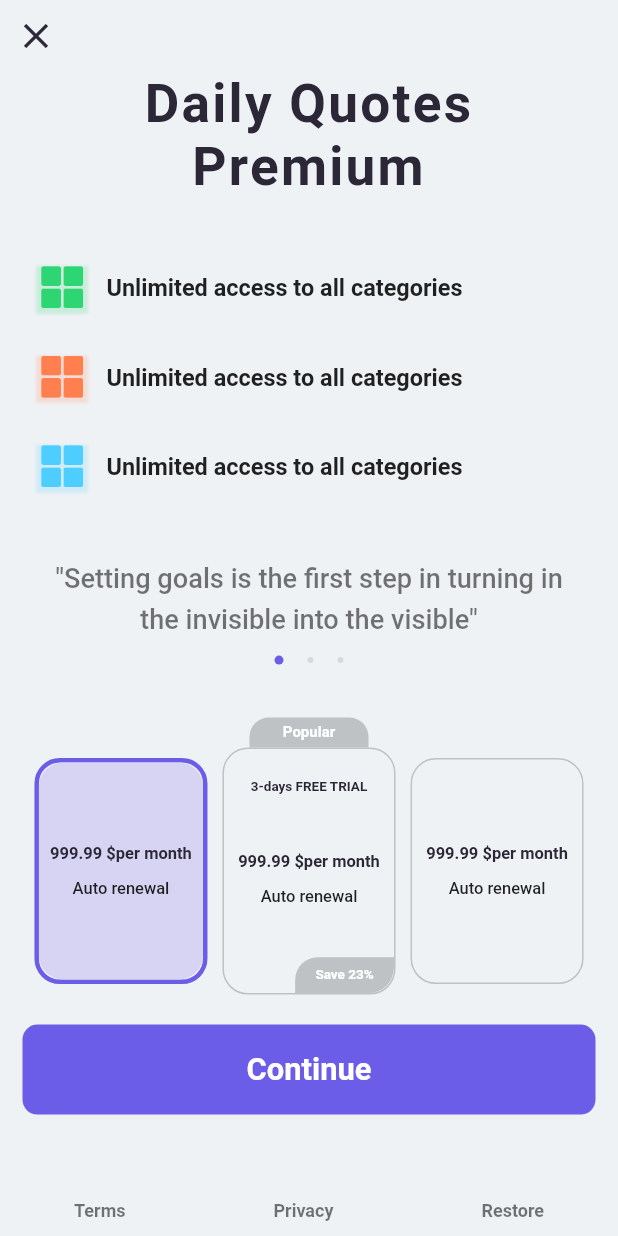
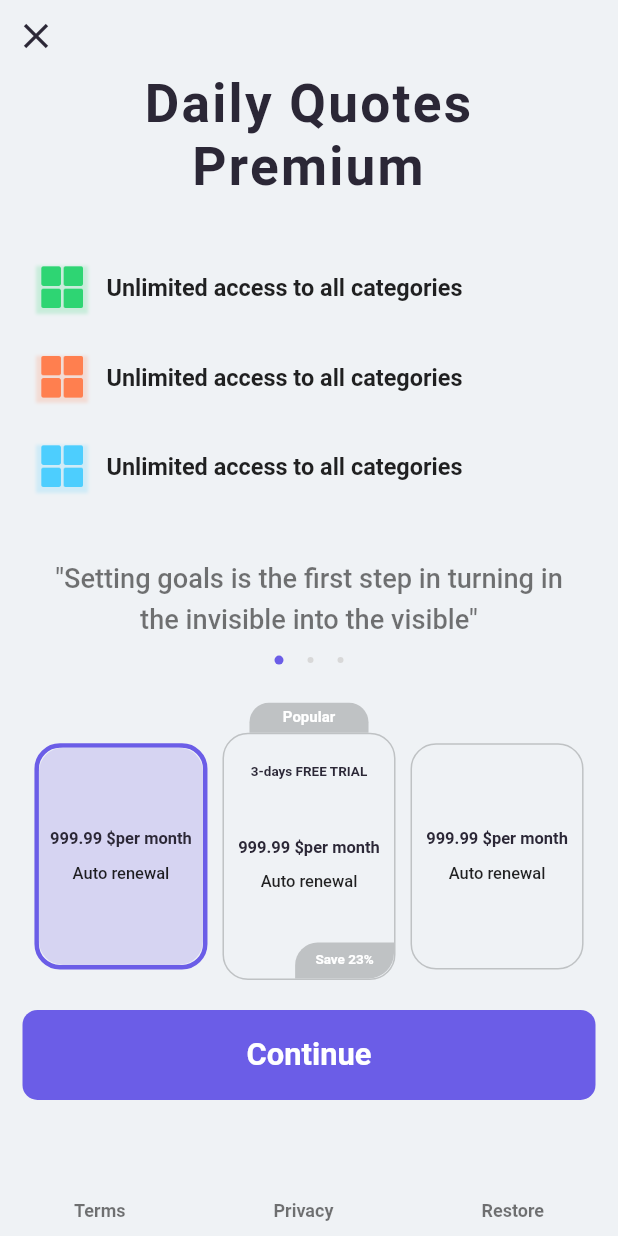
Before and after one commit to Ajaodolapo1301/infoSquamobi, a Flutter app: the screen it shows after launch, on a phone screen of 412 x 824 dp. Run offline on Flutter 3.47's test engine with Material 2 defaults, Android fonts, the phone set to English and light mode, and no system bars; drawn by our look-alikes of overlay_support; our stand-ins replace device_preview; Roboto replaces fonts that are missing (DMSans).

Commit message:
first commit

```diff
--- a/lib/features/home/screen/home.dart
+++ b/lib/features/home/screen/home.dart
@@ -116,7 +116,7 @@ class _MyHomePageState extends State<MyHomePage> {
                       ),
                     ),
                      SizedBox(height: thirtyFive,),
-                    SizedBox(height: twenty,),
+                    SizedBox(height: 10,),
 
 
                     SizedBox(
@@ -136,7 +136,7 @@ class _MyHomePageState extends State<MyHomePage> {
                                       currentIndex = index;
                                     });
                                   },
-                                  child: GamePlayCard(
+                                  child: PricingWidget(
                                     factorChange: pricing.freeTrial ? 0.0: (1.toDouble() - index).abs(),
                                     mainText: pricing.mainText,
                                     subText: pricing.subText,
@@ -153,7 +153,7 @@ class _MyHomePageState extends State<MyHomePage> {
                                     currentIndex = index;
                                   });
                                 },
-                                child: GamePlayCard(
+                                child: PricingWidget(
                                   freeTrial: pricing.freeTrial,
                                   factorChange:  (1.toDouble() - index).abs(),
                                   mainText: pricing.mainText,
--- a/lib/features/home/screen/widget/pricing.dart
+++ b/lib/features/home/screen/widget/pricing.dart
@@ -6,8 +6,8 @@ import 'package:squamobi_test/core/styles/color_utils.dart';
 import 'package:squamobi_test/core/styles/font_sizes.dart';
 import 'package:squamobi_test/core/utils/sizeConfig/size_config.dart';
 
-class GamePlayCard extends StatefulWidget {
-  const GamePlayCard({
+class PricingWidget extends StatefulWidget {
+  const PricingWidget({
     Key? key,
     required this.mainText,
     required this.subText,
@@ -23,10 +23,10 @@ class GamePlayCard extends StatefulWidget {
   final double factorChange;
 
   @override
-  State<GamePlayCard> createState() => _GamePlayCardState();
+  State<PricingWidget> createState() => _PricingWidgetState();
 }
 
-class _GamePlayCardState extends State<GamePlayCard> with TickerProviderStateMixin{
+class _PricingWidgetState extends State<PricingWidget> with TickerProviderStateMixin{
 
   late Animation<double> animation;
   late AnimationController animationController;
```
